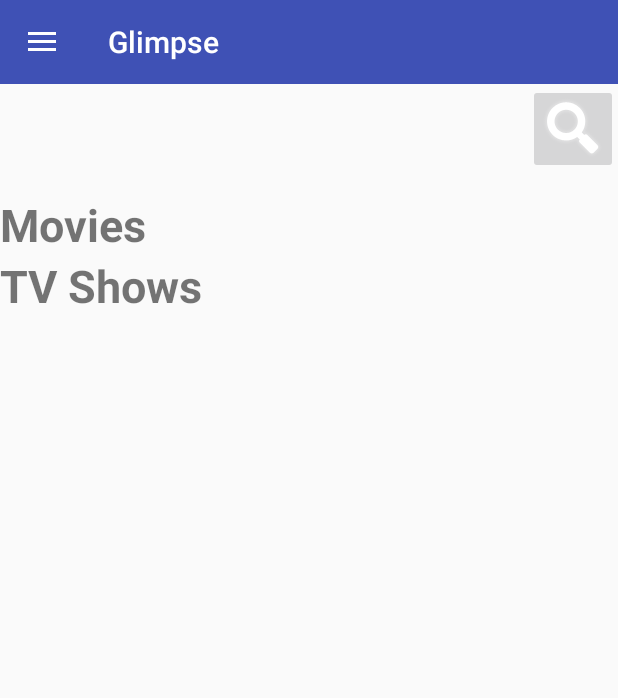
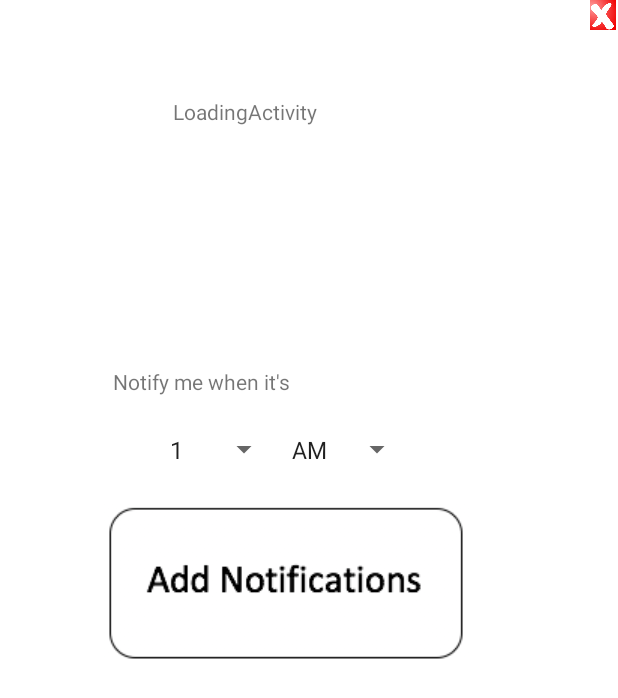
Before and after one commit to CRogers18/Movie-TV-Tracker, an Android app: the HomePage screen opened directly, with no data from a screen before it, in the side drawer, after a tap on "Notification Settings", on a phone screen of 412 x 824 dp. Shown: the top 698 px of the screen. Run offline under Robolectric (Android 15) with nearby library versions, the phone set to English and light mode, and no system bars; our stand-ins replace Firebase (no records; nobody signed in at launch, a user with empty details on screens opened directly); libraries missing offline, so code that uses them is left out: com.firebase.ui.

Commit message:
added files
Notification page

```diff
--- a/Glimpse/app/src/main/AndroidManifest.xml
+++ b/Glimpse/app/src/main/AndroidManifest.xml
@@ -41,7 +41,8 @@
 
         <activity android:name=".HomePage" />
         <activity android:name=".LoadMedia" />
-        <activity android:name=".SearchActivity">
+        <activity android:name=".SearchActivity" />
+        <activity android:name=".NotificationActivity">
             <intent-filter>
                 <action android:name="android.intent.action.SEARCH" />
             </intent-filter>
--- a/Glimpse/app/src/main/java/com/group3/glimpse/HomePage.java
+++ b/Glimpse/app/src/main/java/com/group3/glimpse/HomePage.java
@@ -321,6 +321,8 @@ public class HomePage extends AppCompatActivity implements NavigationView.OnNavi
 
             case R.id.notifications_id:
 
+                launchNotifications();
+
                 // Same code as tracked, just a little extra for things you want to be notified about
                 movies.removeAllViews();
                 tv.removeAllViews();
@@ -401,4 +403,13 @@ public class HomePage extends AppCompatActivity implements NavigationView.OnNavi
         startActivity(intent);
     }
 
+
+    // Activity switcher
+    private void launchNotifications()
+    {
+        Intent intent = new Intent(this, NotificationActivity.class);
+        startActivity(intent);
+    }
+
+
 }
--- /dev/null
+++ b/Glimpse/app/src/main/java/com/group3/glimpse/NotificationActivity.java
@@ -0,0 +1,97 @@
+package com.group3.glimpse;
+
+import android.content.Context;
+import android.content.Intent;
+import android.media.Image;
+import android.net.ConnectivityManager;
+import android.net.NetworkInfo;
+import android.net.Uri;
+import android.provider.MediaStore;
+import android.support.annotation.NonNull;
+import android.support.design.widget.NavigationView;
+import android.support.v4.view.GravityCompat;
+import android.support.v4.widget.DrawerLayout;
+import android.support.v7.app.ActionBarDrawerToggle;
+import android.support.v7.app.AppCompatActivity;
+import android.os.Bundle;
+import android.view.Gravity;
+import android.view.MenuItem;
+import android.view.View;
+import android.widget.EditText;
+import android.widget.HorizontalScrollView;
+import android.widget.ImageButton;
+import android.widget.ImageView;
+import android.support.v7.widget.Toolbar;
+import android.widget.LinearLayout;
+import android.widget.Spinner;
+import android.widget.TextView;
+import android.widget.Toast;
+
+import com.bumptech.glide.Glide;
+import com.firebase.ui.storage.images.FirebaseImageLoader;
+import com.google.android.gms.tasks.OnSuccessListener;
+import com.google.firebase.FirebaseApp;
+import com.google.firebase.database.DataSnapshot;
+import com.google.firebase.database.DatabaseError;
+import com.google.firebase.database.DatabaseReference;
+import com.google.firebase.database.FirebaseDatabase;
+import com.google.firebase.database.ValueEventListener;
+import com.google.firebase.storage.FirebaseStorage;
+import com.google.firebase.storage.StorageException;
+import com.google.firebase.storage.StorageReference;
+
+import org.w3c.dom.Text;
+
+import java.util.ArrayList;
+import java.util.concurrent.Executors;
+import java.util.concurrent.ScheduledExecutorService;
+import java.util.concurrent.TimeUnit;
+
+
+public class NotificationActivity extends AppCompatActivity {
+
+
+    EditText days;
+    TextView title, description;
+    ImageView mediaImage, closeButton;
+    ImageButton notificationButton;
+    Spinner am_or_pm, num_time;
+    private Bundle extras;
+
+    @Override
+    protected void onCreate(Bundle savedInstanceState) {
+
+        super.onCreate(savedInstanceState);
+        setContentView(R.layout.activity_notifications);
+
+        title = (TextView) findViewById(R.id.notificationTitle);
+        description = (TextView) findViewById(R.id.notificationDescription);
+        mediaImage = (ImageView) findViewById(R.id.notificationImage);
+        closeButton = (ImageView) findViewById(R.id.closeNotification);
+        notificationButton = (ImageButton) findViewById(R.id.notificationButton);
+        num_time = (Spinner) findViewById(R.id.notification_num_time);
+        am_or_pm = (Spinner) findViewById(R.id.notification_am_or_pm);
+
+
+
+
+        //TO go back to the homepage
+        closeButton.setOnClickListener(new View.OnClickListener() {
+            @Override
+            public void onClick(View v) {
+                loadHomePage();
+            }
+        });
+
+    }
+
+
+
+    // Activity switcher
+    private void loadHomePage()
+    {
+        Intent intent = new Intent(this, HomePage.class);
+        startActivity(intent);
+    }
+
+}
--- /dev/null
+++ b/Glimpse/app/src/main/res/layout/activity_notifications.xml
@@ -0,0 +1,80 @@
+<?xml version="1.0" encoding="utf-8"?>
+<RelativeLayout xmlns:android="http://schemas.android.com/apk/res/android"
+    android:layout_width="fill_parent"
+    android:layout_height="fill_parent"
+    android:background="#FFFFFF" >
+
+    <LinearLayout
+        android:layout_width="fill_parent"
+        android:layout_height="fill_parent"
+        android:layout_margin="20dp"
+        android:orientation="horizontal"
+        android:id="@+id/linearLayout">
+
+        <LinearLayout
+            android:layout_width="334dp"
+            android:layout_height="510dp"
+            android:layout_margin="3dp"
+            android:gravity="center"
+            android:orientation="vertical">
+
+            <TextView
+                android:id="@+id/notificationTitle"
+                android:layout_width="150dp"
+                android:layout_height="40dp"
+                android:text="@string/title_activity_loading" />
+
+            <ImageView
+                android:id="@+id/notificationImage"
+                android:layout_width="170dp"
+                android:layout_height="140dp"
+                android:contentDescription="@string/title_activity_loading" />
+
+            <TextView
+                android:id="@+id/notificationDescription"
+                android:layout_width="230dp"
+                android:layout_height="20dp"
+                android:text="Notify me when it's" />
+
+            <LinearLayout
+                android:layout_width="wrap_content"
+                android:layout_height="wrap_content">
+                <Spinner
+                    android:id="@+id/notification_num_time"
+                    android:layout_width="wrap_content"
+                    android:layout_height="70dp"
+                    android:entries="@array/notification_time">
+
+                </Spinner>
+
+                <Spinner
+                    android:layout_width="wrap_content"
+                    android:layout_height="70dp"
+                    android:id="@+id/notification_am_or_pm"
+                    android:entries="@array/notification_night_or_day">
+
+                </Spinner>
+            </LinearLayout>
+
+            <ImageButton
+                android:id="@+id/notificationButton"
+                android:layout_width="250dp"
+                android:layout_height="105dp"
+                android:layout_alignBottom="@+id/linearLayout"
+                android:layout_centerHorizontal="true"
+                android:layout_marginBottom="51dp"
+                android:src="@drawable/notifications" />
+
+        </LinearLayout>
+
+
+    </LinearLayout>
+    <ImageView
+        android:id="@+id/closeNotification"
+        android:layout_width="20dp"
+        android:layout_height="20dp"
+        android:layout_alignParentEnd="true"
+        android:src="@drawable/close"
+        />
+
+</RelativeLayout>
--- a/Glimpse/app/src/main/res/values/styles.xml
+++ b/Glimpse/app/src/main/res/values/styles.xml
@@ -12,4 +12,29 @@
 
     <style name="AppTheme.PopupOverlay" parent="ThemeOverlay.AppCompat.Light" />
 
+
+        <string-array name="notification_time">
+            <item>1</item>
+            <item>2</item>
+            <item>3</item>
+            <item>4</item>
+            <item>5</item>
+            <item>6</item>
+            <item>7</item>
+            <item>8</item>
+    <item>9</item>
+    <item>10</item>
+    <item>11</item>
+    <item>12</item>
+
+        </string-array>
+
+
+    <string-array name="notification_night_or_day">
+                <item>AM</item>
+                <item>PM</item>
+
+            </string-array>
+
+
 </resources>
```
Also changed, not shown: Glimpse/app/src/main/java/com/group3/glimpse/LoadingSpecificMediaActivity.java (added, +107 -0 lines), Glimpse/app/src/main/res/layout/activity_media_information.xml (added, +68 -0 lines), Glimpse/app/src/main/res/layout/adapter_pager.xml (added, +43 -0 lines), Glimpse/app/src/main/res/layout/adapter_snap.xml (added, +26 -0 lines), Glimpse/app/src/main/res/layout/adapter_snap_vertical.xml (added, +26 -0 lines), Glimpse/app/src/main/res/layout/adapter_vertical.xml (added, +53 -0 lines), Glimpse/app/src/main/res/layout/row.xml (added, +64 -0 lines), Glimpse/app/src/main/res/menu/main.xml (added, +12 -0 lines), Glimpse/app/src/main/res/drawable/empty.PNG (added), Glimpse/app/src/main/res/drawable/movie.png (added), Glimpse/app/src/main/res/drawable/notifications.png (added), Glimpse/app/src/main/res/drawable/pic.PNG (added), Glimpse/app/src/main/res/drawable/search.PNG (added), Glimpse/app/src/main/res/drawable/tv.png (added).
